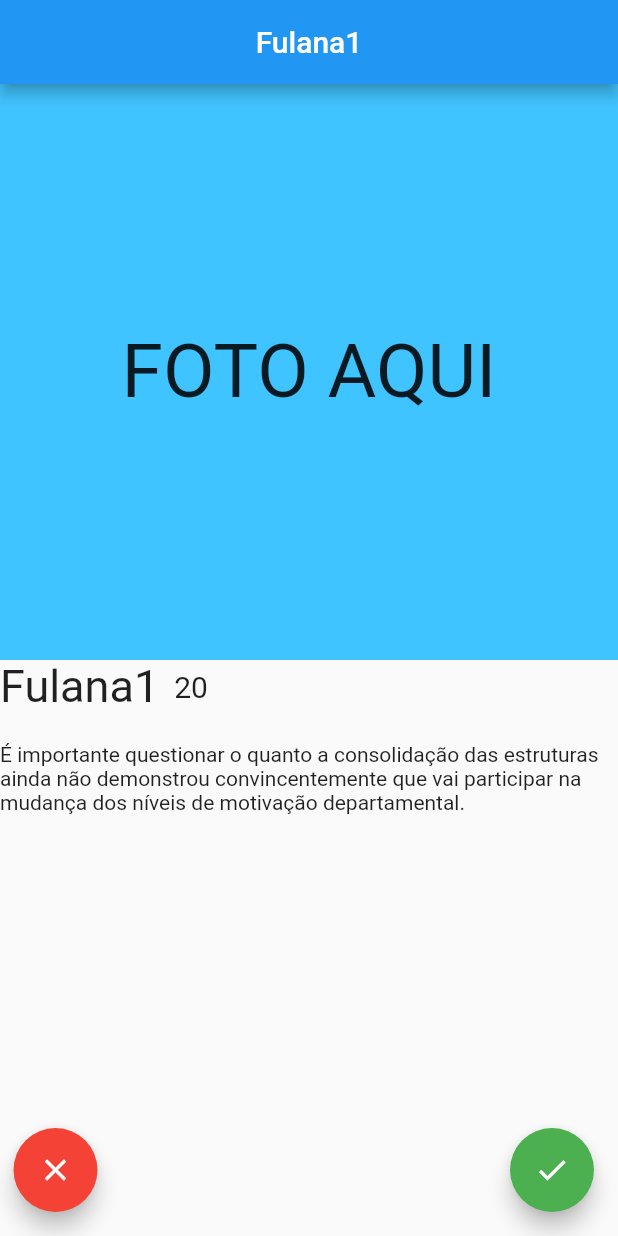
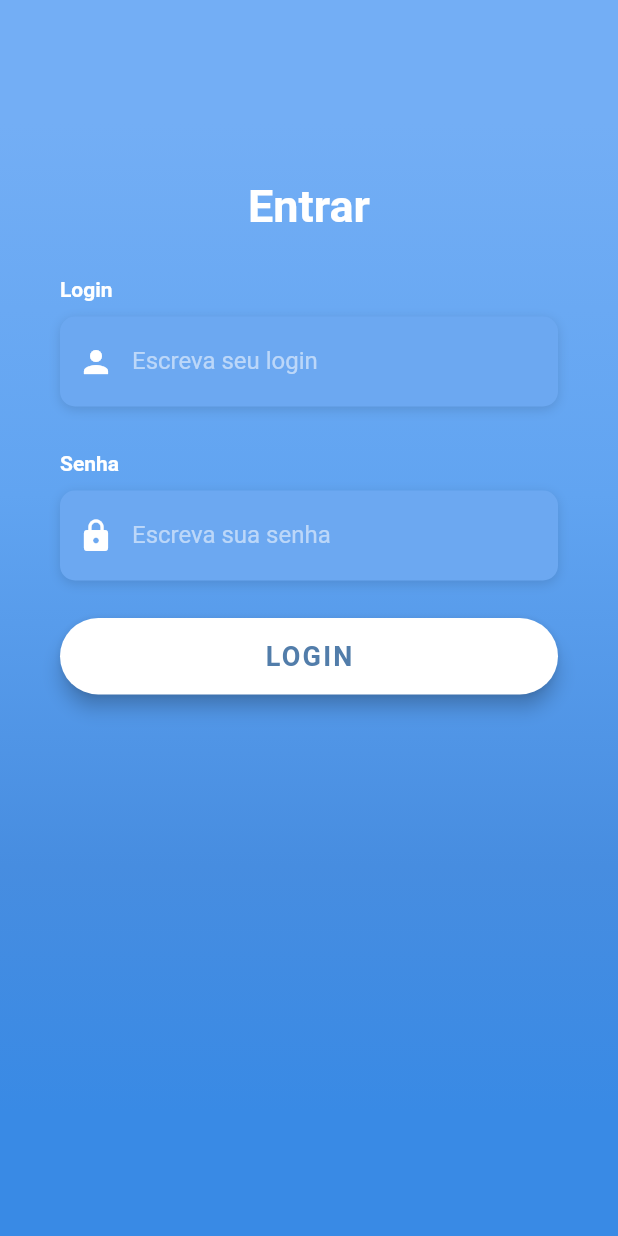
Before and after one commit to ArthurPaiva96/br.uff.ic.dm.grupoamarelo20212, a Flutter app: the screen it shows after launch, on a phone screen of 412 x 824 dp. Run offline on Flutter 3.47's test engine with Material 2 defaults, Android fonts, the phone set to English and light mode, and no system bars; Roboto replaces fonts that are missing (OpenSans).

Commit message:
Adds the login screen

```diff
--- a/lib/main.dart
+++ b/lib/main.dart
@@ -1,113 +1,13 @@
 import 'package:flutter/material.dart';
-import 'package:grupoamarelo20212/models/person.dart';
+import 'package:grupoamarelo20212/pages/personview.dart';
+import 'package:grupoamarelo20212/pages/login.dart';
 
 void main() {
   runApp(MaterialApp(
-    home: PersonView(),
+    initialRoute: "/",
+    routes: {
+      "/" : (context) => LoginScreen(),
+      "/personview": (context) => PersonView(),
+    },
   ));
 }
-
-class PersonView extends StatefulWidget {
-  PersonView({Key? key}) : super(key: key);
-
-  @override
-  State<PersonView> createState() => _PersonViewState();
-}
-
-class _PersonViewState extends State<PersonView> {
-  List<Person> persons = [
-    Person(name: "Fulana1", age: 20),
-    Person(name: "Fulana2", age: 22),
-    Person(name: "Fulana3", age: 24),
-    Person(name: "Fulana4", age: 26)
-  ];
-  int i = 0;
-
-  @override
-  Widget build(BuildContext context) {
-    var appBar = AppBar(
-      title: Text(persons[i].name),
-      centerTitle: true,
-      backgroundColor: Colors.blue,
-    );
-    return Scaffold(
-      appBar: appBar,
-      body: Column(
-        children: [
-          Container(
-            height: (MediaQuery.of(context).size.height -
-                    appBar.preferredSize.height) /
-                2,
-            width: MediaQuery.of(context).size.width,
-            color: Colors.lightBlueAccent,
-            child: Center(
-                child: Text(
-              "FOTO AQUI",
-              style: TextStyle(fontSize: 50.0),
-            )),
-          ),
-          Row(
-            children: [
-              Text(
-                persons[i].name,
-                style: TextStyle(fontSize: 30.0),
-              ),
-              Padding(
-                padding: const EdgeInsets.only(left: 10.0),
-                child: Text(
-                  persons[i].age.toString(),
-                  style: TextStyle(fontSize: 20.0),
-                ),
-              )
-            ],
-          ),
-          Padding(
-            padding: const EdgeInsets.only(top: 20.0),
-            child: Text(persons[i].bio),
-          ),
-        ],
-      ),
-      floatingActionButton: Stack(
-        children: [
-          Align(
-            alignment: Alignment.bottomLeft,
-            child: Padding(
-              padding: const EdgeInsets.only(left: 25.0),
-              child: FloatingActionButton(
-                heroTag: null,
-                onPressed: () {
-                  ScaffoldMessenger.of(context).showSnackBar(SnackBar(
-                    content: Text("Você rejeitou " + persons[i].name),
-                    duration: Duration(seconds: 1),
-                  ));
-                  setState(() {
-                    if (persons.length - 1 > i) i++;
-                  });
-                },
-                backgroundColor: Colors.red,
-                child: Icon(Icons.close),
-              ),
-            ),
-          ),
-          Align(
-            alignment: Alignment.bottomRight,
-            child: FloatingActionButton(
-              heroTag: null,
-              onPressed: () {
-                ScaffoldMessenger.of(context).showSnackBar(SnackBar(
-                  content: Text("Você curtiu " + persons[i].name),
-                  duration: Duration(seconds: 1),
-                ));
-                setState(() {
-                  if (persons.length - 1 > i) i++;
-                });
-              },
-              backgroundColor: Colors.green,
-              child: Icon(Icons.check),
-            ),
-          ),
-        ],
-      ),
-    );
-  }
-}
--- /dev/null
+++ b/lib/mock.dart
@@ -0,0 +1,105 @@
+import 'package:grupoamarelo20212/models/person.dart';
+
+List<Person> mockPersons = [
+  Person(name: "Fulano", age: 25, login: "testeL", password: "testeS"),
+  Person(name: "Fulana1", age: 19),
+  Person(name: "Fulana2", age: 25),
+  Person(name: "Fulana3", age: 26),
+  Person(name: "Fulana4", age: 20),
+  Person(name: "Fulana5", age: 25),
+  Person(name: "Fulana6", age: 19),
+  Person(name: "Fulana7", age: 20),
+  Person(name: "Fulana8", age: 27),
+  Person(name: "Fulana9", age: 18),
+  Person(name: "Fulana10", age: 30),
+  Person(name: "Fulana11", age: 23),
+  Person(name: "Fulana12", age: 24),
+  Person(name: "Fulana13", age: 20),
+  Person(name: "Fulana14", age: 22),
+  Person(name: "Fulana15", age: 27),
+  Person(name: "Fulana16", age: 19),
+  Person(name: "Fulana17", age: 29),
+  Person(name: "Fulana18", age: 22),
+  Person(name: "Fulana19", age: 22),
+  Person(name: "Fulana20", age: 20),
+  Person(name: "Fulana21", age: 18),
+  Person(name: "Fulana22", age: 27),
+  Person(name: "Fulana23", age: 23),
+  Person(name: "Fulana24", age: 20),
+  Person(name: "Fulana25", age: 26),
+  Person(name: "Fulana26", age: 30),
+  Person(name: "Fulana27", age: 29),
+  Person(name: "Fulana28", age: 29),
+  Person(name: "Fulana29", age: 21),
+  Person(name: "Fulana30", age: 28),
+  Person(name: "Fulana31", age: 27),
+  Person(name: "Fulana32", age: 24),
+  Person(name: "Fulana33", age: 18),
+  Person(name: "Fulana34", age: 28),
+  Person(name: "Fulana35", age: 27),
+  Person(name: "Fulana36", age: 19),
+  Person(name: "Fulana37", age: 27),
+  Person(name: "Fulana38", age: 18),
+  Person(name: "Fulana39", age: 27),
+  Person(name: "Fulana40", age: 27),
+  Person(name: "Fulana41", age: 24),
+  Person(name: "Fulana42", age: 30),
+  Person(name: "Fulana43", age: 29),
+  Person(name: "Fulana44", age: 23),
+  Person(name: "Fulana45", age: 29),
+  Person(name: "Fulana46", age: 30),
+  Person(name: "Fulana47", age: 30),
+  Person(name: "Fulana48", age: 22),
+  Person(name: "Fulana49", age: 22),
+  Person(name: "Fulana50", age: 29),
+  Person(name: "Fulana51", age: 27),
+  Person(name: "Fulana52", age: 21),
+  Person(name: "Fulana53", age: 18),
+  Person(name: "Fulana54", age: 29),
+  Person(name: "Fulana55", age: 24),
+  Person(name: "Fulana56", age: 27),
+  Person(name: "Fulana57", age: 20),
+  Person(name: "Fulana58", age: 29),
+  Person(name: "Fulana59", age: 30),
+  Person(name: "Fulana60", age: 21),
+  Person(name: "Fulana61", age: 28),
+  Person(name: "Fulana62", age: 24),
+  Person(name: "Fulana63", age: 26),
+  Person(name: "Fulana64", age: 21),
+  Person(name: "Fulana65", age: 22),
+  Person(name: "Fulana66", age: 20),
+  Person(name: "Fulana67", age: 24),
+  Person(name: "Fulana68", age: 19),
+  Person(name: "Fulana69", age: 25),
+  Person(name: "Fulana70", age: 29),
+  Person(name: "Fulana71", age: 19),
+  Person(name: "Fulana72", age: 28),
+  Person(name: "Fulana73", age: 26),
+  Person(name: "Fulana74", age: 22),
+  Person(name: "Fulana75", age: 29),
+  Person(name: "Fulana76", age: 23),
+  Person(name: "Fulana77", age: 19),
+  Person(name: "Fulana78", age: 29),
+  Person(name: "Fulana79", age: 25),
+  Person(name: "Fulana80", age: 20),
+  Person(name: "Fulana81", age: 30),
+  Person(name: "Fulana82", age: 30),
+  Person(name: "Fulana83", age: 21),
+  Person(name: "Fulana84", age: 30),
+  Person(name: "Fulana85", age: 24),
+  Person(name: "Fulana86", age: 30),
+  Person(name: "Fulana87", age: 24),
+  Person(name: "Fulana88", age: 27),
+  Person(name: "Fulana89", age: 19),
+  Person(name: "Fulana90", age: 18),
+  Person(name: "Fulana91", age: 29),
+  Person(name: "Fulana92", age: 20),
+  Person(name: "Fulana93", age: 23),
+  Person(name: "Fulana94", age: 26),
+  Person(name: "Fulana95", age: 22),
+  Person(name: "Fulana96", age: 24),
+  Person(name: "Fulana97", age: 26),
+  Person(name: "Fulana98", age: 23),
+  Person(name: "Fulana99", age: 19),
+  Person(name: "Fulana100", age: 27)
+];
--- a/lib/models/person.dart
+++ b/lib/models/person.dart
@@ -1,11 +1,14 @@
 class Person {
 
+  String login;
+  String password;
   String name;
   int age;
   String bio = "É importante questionar o quanto a consolidação das estruturas ainda não demonstrou convincentemente que vai participar na mudança dos níveis de motivação departamental.";
-  List<Person> matches = [];
+  List<Person> liked = [];
+  List<Person> rejected = [];
 
 
-  Person({required this.name, required this.age});
+  Person({required this.name, required this.age, this.login = "", this.password = ""});
 
 }
--- /dev/null
+++ b/lib/pages/login.dart
@@ -0,0 +1,329 @@
+import 'package:flutter/material.dart';
+import 'package:flutter/services.dart';
+import 'package:grupoamarelo20212/mock.dart';
+
+final kHintTextStyle = TextStyle(
+  color: Colors.white54,
+  fontFamily: 'OpenSans',
+);
+
+final kLabelStyle = TextStyle(
+  color: Colors.white,
+  fontWeight: FontWeight.bold,
+  fontFamily: 'OpenSans',
+);
+
+final kBoxDecorationStyle = BoxDecoration(
+  color: Color(0xFF6CA8F1),
+  borderRadius: BorderRadius.circular(10.0),
+  boxShadow: [
+    BoxShadow(
+      color: Colors.black12,
+      blurRadius: 6.0,
+      offset: Offset(0, 2),
+    ),
+  ],
+);
+
+class LoginScreen extends StatefulWidget {
+  @override
+  _LoginScreenState createState() => _LoginScreenState();
+}
+
+class _LoginScreenState extends State<LoginScreen> {
+
+  final loginController = TextEditingController();
+  final passwordController = TextEditingController();
+
+  @override
+  void dispose() {
+    // Clean up the controller when the widget is disposed.
+    loginController.dispose();
+    passwordController.dispose();
+    super.dispose();
+  }
+
+  Widget _buildEmailTF() {
+    return Column(
+      crossAxisAlignment: CrossAxisAlignment.start,
+      children: <Widget>[
+        Text(
+          'Login',
+          style: kLabelStyle,
+        ),
+        SizedBox(height: 10.0),
+        Container(
+          alignment: Alignment.centerLeft,
+          decoration: kBoxDecorationStyle,
+          height: 60.0,
+          child: TextField(
+            controller: loginController,
+            keyboardType: TextInputType.text,
+            style: TextStyle(
+              color: Colors.white,
+              fontFamily: 'OpenSans',
+            ),
+            decoration: InputDecoration(
+              border: InputBorder.none,
+              contentPadding: EdgeInsets.only(top: 14.0),
+              prefixIcon: Icon(
+                Icons.person,
+                color: Colors.white,
+              ),
+              hintText: 'Escreva seu login',
+              hintStyle: kHintTextStyle,
+            ),
+          ),
+        ),
+      ],
+    );
+  }
+
+  Widget _buildPasswordTF() {
+    return Column(
+      crossAxisAlignment: CrossAxisAlignment.start,
+      children: <Widget>[
+        Text(
+          'Senha',
+          style: kLabelStyle,
+        ),
+        SizedBox(height: 10.0),
+        Container(
+          alignment: Alignment.centerLeft,
+          decoration: kBoxDecorationStyle,
+          height: 60.0,
+          child: TextField(
+            controller: passwordController,
+            obscureText: true,
+            style: TextStyle(
+              color: Colors.white,
+              fontFamily: 'OpenSans',
+            ),
+            decoration: InputDecoration(
+              border: InputBorder.none,
+              contentPadding: EdgeInsets.only(top: 14.0),
+              prefixIcon: Icon(
+                Icons.lock,
+                color: Colors.white,
+              ),
+              hintText: 'Escreva sua senha',
+              hintStyle: kHintTextStyle,
+            ),
+          ),
+        ),
+      ],
+    );
+  }
+
+  // Widget _buildForgotPasswordBtn() {
+  //   return Container(
+  //     alignment: Alignment.centerRight,
+  //     child: FlatButton(
+  //       onPressed: () => print('Forgot Password Button Pressed'),
+  //       padding: EdgeInsets.only(right: 0.0),
+  //       child: Text(
+  //         'Forgot Password?',
+  //         style: kLabelStyle,
+  //       ),
+  //     ),
+  //   );
+  // }
+
+  Widget _buildLoginBtn() {
+    return Container(
+      padding: EdgeInsets.symmetric(vertical: 25.0),
+      width: double.infinity,
+      child: RaisedButton(
+        elevation: 5.0,
+        onPressed: () {
+          //TODO make it a query on firebase
+          for(final person in mockPersons){
+            if(person.login == loginController.text && person.password == passwordController.text) {
+              Navigator.pushReplacementNamed(context, "/personview", arguments : {
+                "personLogged" : person,
+              });
+              break;
+            };
+          }
+        },
+        padding: EdgeInsets.all(15.0),
+        shape: RoundedRectangleBorder(
+          borderRadius: BorderRadius.circular(30.0),
+        ),
+        color: Colors.white,
+        child: Text(
+          'LOGIN',
+          style: TextStyle(
+            color: Color(0xFF527DAA),
+            letterSpacing: 1.5,
+            fontSize: 18.0,
+            fontWeight: FontWeight.bold,
+            fontFamily: 'OpenSans',
+          ),
+        ),
+      ),
+    );
+  }
+  //
+  // Widget _buildSignInWithText() {
+  //   return Column(
+  //     children: <Widget>[
+  //       Text(
+  //         '- OR -',
+  //         style: TextStyle(
+  //           color: Colors.white,
+  //           fontWeight: FontWeight.w400,
+  //         ),
+  //       ),
+  //       SizedBox(height: 20.0),
+  //       Text(
+  //         'Sign in with',
+  //         style: kLabelStyle,
+  //       ),
+  //     ],
+  //   );
+  // }
+
+  // Widget _buildSocialBtn(Function onTap, AssetImage logo) {
+  //   return GestureDetector(
+  //     onTap: onTap,
+  //     child: Container(
+  //       height: 60.0,
+  //       width: 60.0,
+  //       decoration: BoxDecoration(
+  //         shape: BoxShape.circle,
+  //         color: Colors.white,
+  //         boxShadow: [
+  //           BoxShadow(
+  //             color: Colors.black26,
+  //             offset: Offset(0, 2),
+  //             blurRadius: 6.0,
+  //           ),
+  //         ],
+  //         image: DecorationImage(
+  //           image: logo,
+  //         ),
+  //       ),
+  //     ),
+  //   );
+  // }
+
+  // Widget _buildSocialBtnRow() {
+  //   return Padding(
+  //     padding: EdgeInsets.symmetric(vertical: 30.0),
+  //     child: Row(
+  //       mainAxisAlignment: MainAxisAlignment.spaceEvenly,
+  //       children: <Widget>[
+  //         _buildSocialBtn(
+  //               () => print('Login with Facebook'),
+  //           AssetImage(
+  //             'assets/logos/facebook.jpg',
+  //           ),
+  //         ),
+  //         _buildSocialBtn(
+  //               () => print('Login with Google'),
+  //           AssetImage(
+  //             'assets/logos/google.jpg',
+  //           ),
+  //         ),
+  //       ],
+  //     ),
+  //   );
+  // }
+
+  // Widget _buildSignupBtn() {
+  //   return GestureDetector(
+  //     onTap: () => print('Sign Up Button Pressed'),
+  //     child: RichText(
+  //       text: TextSpan(
+  //         children: [
+  //           TextSpan(
+  //             text: 'Don\'t have an Account? ',
+  //             style: TextStyle(
+  //               color: Colors.white,
+  //               fontSize: 18.0,
+  //               fontWeight: FontWeight.w400,
+  //             ),
+  //           ),
+  //           TextSpan(
+  //             text: 'Sign Up',
+  //             style: TextStyle(
+  //               color: Colors.white,
+  //               fontSize: 18.0,
+  //               fontWeight: FontWeight.bold,
+  //             ),
+  //           ),
+  //         ],
+  //       ),
+  //     ),
+  //   );
+  // }
+
+  @override
+  Widget build(BuildContext context) {
+    return Scaffold(
+      body: AnnotatedRegion<SystemUiOverlayStyle>(
+        value: SystemUiOverlayStyle.light,
+        child: GestureDetector(
+          onTap: () => FocusScope.of(context).unfocus(),
+          child: Stack(
+            children: <Widget>[
+              Container(
+                height: double.infinity,
+                width: double.infinity,
+                decoration: BoxDecoration(
+                  gradient: LinearGradient(
+                    begin: Alignment.topCenter,
+                    end: Alignment.bottomCenter,
+                    colors: [
+                      Color(0xFF73AEF5),
+                      Color(0xFF61A4F1),
+                      Color(0xFF478DE0),
+                      Color(0xFF398AE5),
+                    ],
+                    stops: [0.1, 0.4, 0.7, 0.9],
+                  ),
+                ),
+              ),
+              Container(
+                height: double.infinity,
+                child: SingleChildScrollView(
+                  physics: AlwaysScrollableScrollPhysics(),
+                  padding: EdgeInsets.symmetric(
+                    horizontal: 40.0,
+                    vertical: 120.0,
+                  ),
+                  child: Column(
+                    mainAxisAlignment: MainAxisAlignment.center,
+                    children: <Widget>[
+                      Text(
+                        'Entrar',
+                        style: TextStyle(
+                          color: Colors.white,
+                          fontFamily: 'OpenSans',
+                          fontSize: 30.0,
+                          fontWeight: FontWeight.bold,
+                        ),
+                      ),
+                      SizedBox(height: 30.0),
+                      _buildEmailTF(),
+                      SizedBox(
+                        height: 30.0,
+                      ),
+                      _buildPasswordTF(),
+                      //_buildForgotPasswordBtn(),
+                      _buildLoginBtn(),
+                      //_buildSignInWithText(),
+                      //_buildSocialBtnRow(),
+                      //_buildSignupBtn(),
+                    ],
+                  ),
+                ),
+              )
+            ],
+          ),
+        ),
+      ),
+    );
+  }
+}
--- /dev/null
+++ b/lib/pages/personview.dart
@@ -0,0 +1,116 @@
+import 'package:flutter/material.dart';
+import 'package:grupoamarelo20212/models/person.dart';
+
+class PersonView extends StatefulWidget {
+  PersonView({Key? key}) : super(key: key);
+
+  @override
+  State<PersonView> createState() => _PersonViewState();
+}
+
+class _PersonViewState extends State<PersonView> {
+
+  late Person user;
+
+  List<Person> persons = [
+    Person(name: "Fulana1", age: 20),
+    Person(name: "Fulana2", age: 22),
+    Person(name: "Fulana3", age: 24),
+    Person(name: "Fulana4", age: 26)
+  ];
+  int i = 0;
+
+  @override
+  Widget build(BuildContext context) {
+
+    user = (ModalRoute.of(context)!.settings.arguments as Map)["personLogged"];
+
+    var appBar = AppBar(
+      title: Text(persons[i].name),
+      centerTitle: true,
+      backgroundColor: Colors.blue,
+    );
+
+
+
+    return Scaffold(
+      appBar: appBar,
+      body: Column(
+        children: [
+          Container(
+            height: (MediaQuery.of(context).size.height -
+                appBar.preferredSize.height) /
+                2,
+            width: MediaQuery.of(context).size.width,
+            color: Colors.lightBlueAccent,
+            child: Center(
+                child: Text(
+                  "FOTO AQUI",
+                  style: TextStyle(fontSize: 50.0),
+                )),
+          ),
+          Row(
+            children: [
+              Text(
+                persons[i].name,
+                style: TextStyle(fontSize: 30.0),
+              ),
+              Padding(
+                padding: const EdgeInsets.only(left: 10.0),
+                child: Text(
+                  persons[i].age.toString(),
+                  style: TextStyle(fontSize: 20.0),
+                ),
+              )
+            ],
+          ),
+          Padding(
+            padding: const EdgeInsets.only(top: 20.0),
+            child: Text(persons[i].bio),
+          ),
+        ],
+      ),
+      floatingActionButton: Stack(
+        children: [
+          Align(
+            alignment: Alignment.bottomLeft,
+            child: Padding(
+              padding: const EdgeInsets.only(left: 25.0),
+              child: FloatingActionButton(
+                heroTag: null,
+                onPressed: () {
+                  ScaffoldMessenger.of(context).showSnackBar(SnackBar(
+                    content: Text("Você rejeitou " + persons[i].name),
+                    duration: Duration(seconds: 1),
+                  ));
+                  setState(() {
+                    if (persons.length - 1 > i) i++;
+                  });
+                },
+                backgroundColor: Colors.red,
+                child: Icon(Icons.close),
+              ),
+            ),
+          ),
+          Align(
+            alignment: Alignment.bottomRight,
+            child: FloatingActionButton(
+              heroTag: null,
+              onPressed: () {
+                ScaffoldMessenger.of(context).showSnackBar(SnackBar(
+                  content: Text("Você curtiu " + persons[i].name),
+                  duration: Duration(seconds: 1),
+                ));
+                setState(() {
+                  if (persons.length - 1 > i) i++;
+                });
+              },
+              backgroundColor: Colors.green,
+              child: Icon(Icons.check),
+            ),
+          ),
+        ],
+      ),
+    );
+  }
+}
```
